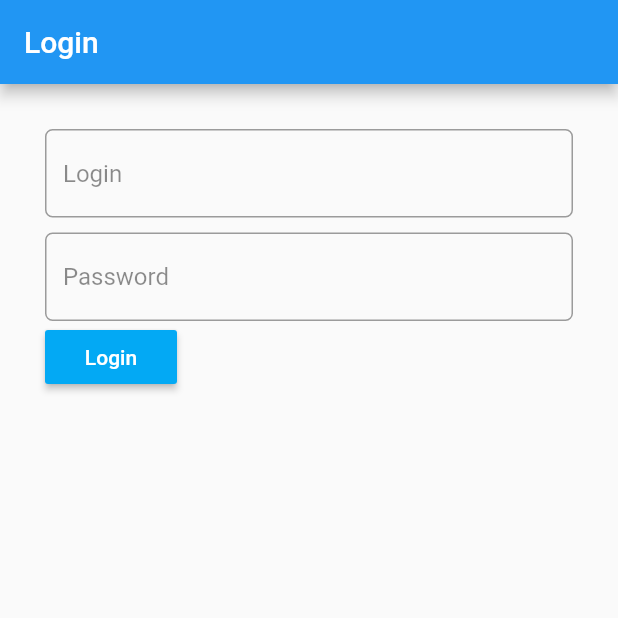
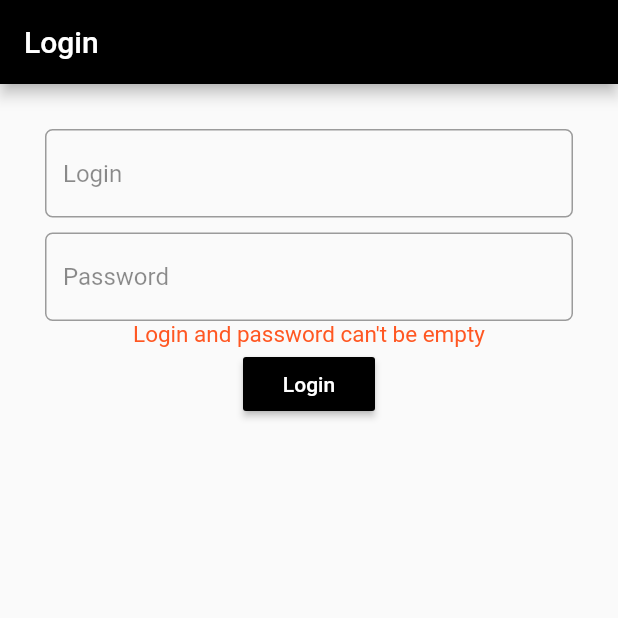
Before and after one commit to Since55/datawiz-test, a Flutter app: the screen it shows after launch, after a tap on "Login", on a phone screen of 412 x 824 dp, the top half of it. Run offline on Flutter 3.47's test engine with Material 2 defaults, Android fonts, the phone set to English and light mode, and no system bars; our stand-ins replace dio, image_picker; accounts and stored records are empty; network calls fail.

```diff
--- a/lib/models/showcase.dart
+++ b/lib/models/showcase.dart
@@ -9,10 +9,6 @@ class Showcase {
 
   Showcase({this.name, this.imageUrl, this.stand, this.planogram});
 
-  Showcase.map(dynamic obj) {
-    this.imageUrl = obj['image'];
-    this.name = obj['name'];
-  }
 
   Map<String, dynamic> toMap() {
     var map = new Map<String, dynamic>();
--- a/lib/pages/home_page.dart
+++ b/lib/pages/home_page.dart
@@ -40,13 +40,15 @@ class HomePageState extends State<HomePage> {
     return Card(
       child: InkWell(
         splashColor: Colors.grey,
-        onTap: (){Navigator.push(context,
+        onTap: (){
+          Navigator.push(context,
           MaterialPageRoute(
             builder: (context) => DetailPage(),
             settings: RouteSettings(
               arguments: _showcases[index],
             )
           ));
+          print('Stand ' + _showcases[index].stand.toString());
         },
         child: Column(
           children: <Widget>[
--- a/lib/pages/login_page.dart
+++ b/lib/pages/login_page.dart
@@ -15,19 +15,23 @@ class _LoginPageState extends State<LoginPage> {
 
   String _login,
          _password;
+
   User user;
 
+  var invalidData = Text('');
+
+  final loginFocus = FocusNode();
+  final passwordFocus = FocusNode(); // to change focus after submitting login
+  final lgButtonFocus = FocusNode();
 
   @override
   Widget build(BuildContext context) {
-    final _loginFocus = FocusNode();
-    final _passwordFocus = FocusNode(); // to change focus after submitting login
+
     LoginApi loginApi = new LoginApi();
     // Login input field
     final login = TextFormField(
-      focusNode: _loginFocus,
+      focusNode: loginFocus,
       keyboardType: TextInputType.emailAddress,
-      autofocus: false,
       decoration: InputDecoration(
           hintText: 'Login',
           hintStyle: TextStyle(
@@ -41,17 +45,20 @@ class _LoginPageState extends State<LoginPage> {
           )
       ),
       onChanged: (value){
+        setState(() {
           _login = value;
+          print('changed');
+        });
+//        _login = value;
         print(_login);
       },
       onFieldSubmitted: (term) {
-        _fieldFocusChange(context, _loginFocus, _passwordFocus);
+        _fieldFocusChange(context, loginFocus, passwordFocus);
       },
     );
 // Password input field
     final password = TextFormField(
-      focusNode: _passwordFocus,
-      autofocus: false,
+      focusNode: passwordFocus,
       obscureText: true, // to hide password
       decoration: InputDecoration(
           hintText: 'Password',
@@ -66,31 +73,40 @@ class _LoginPageState extends State<LoginPage> {
           )
       ),
       onChanged: (value){
+        setState(() {
           _password = value;
+        });
       },
       onFieldSubmitted: (value){
-        _passwordFocus.unfocus();
 
+        _fieldFocusChange(context, passwordFocus, lgButtonFocus);
       },
     );
 
-    var invalidData = Text('');
+
 
     final loginButton = RaisedButton(
-      color: Colors.lightBlue,
+      splashColor: Colors.white,
+      focusNode: lgButtonFocus,
+      color: Colors.black,
       textColor: Colors.white,
       child: Text('Login'),
       onPressed: (){
+        print('Logging in');
         _formKey.currentState.save();
         if(util.isNullEmpty(_login) || util.isNullEmpty(_password)) {
           print('empty');
+          setState(() {
+            invalidData = Text('Login and password can\'t be empty', style:
+              TextStyle(
+                fontSize: 15,
+                color: Colors.deepOrange
+              ),
+            );
+          });
+
         } else {
-          loginApi.login(_login, _password);
-          if(loginApi.isLoginSuccessful()) {
-            Navigator.pushNamed(context, '/home');
-          } else {
-            invalidData = Text('Invalid login or password');
-          }
+          loginApi.login(_login, _password, context);
         }
       },
     );
@@ -98,8 +114,11 @@ class _LoginPageState extends State<LoginPage> {
     return Scaffold(
       appBar: AppBar(
         title: Text('Login'),
+        backgroundColor: Colors.black,
       ),
       body:
+          ListView(
+            children: <Widget>[
               Padding(
                 padding: const EdgeInsets.all(30.0),
                 child: Form(
@@ -112,19 +131,16 @@ class _LoginPageState extends State<LoginPage> {
                         padding: const EdgeInsets.fromLTRB(0, 10, 0, 0),
                         child: password,
                       ),
-                  Row(
-                    children: <Widget>[
+                      invalidData,
                       loginButton,
-                      invalidData
-                    ],
-                  )
                     ],
                   ),
                 ),
 
 
               )
-
+            ],
+          )
       );
 
 
--- a/lib/util.dart
+++ b/lib/util.dart
@@ -1,3 +1,4 @@
+import 'package:dio/dio.dart';
 import 'package:http/http.dart' as http;
 import 'dart:async';
 import 'dart:convert';
@@ -25,7 +26,6 @@ class NetworkUtil {
   final JsonDecoder _decoder = new JsonDecoder();
 
 //  Get request
-//  TODO: delete me
   Future<dynamic> get(String url, {headers}) {
     return http.get(url, headers: headers).then((http.Response response) {
       final String res = response.body;
```
Also changed, not shown: lib/api.dart (+72 -16 lines), lib/main.dart (+1 -7 lines), lib/models/report.dart (added, +26 -0 lines), lib/modules/report_tile.dart (added, +133 -0 lines), lib/pages/detail_page.dart (+16 -3 lines), lib/pages/send_report_page.dart (+50 -14 lines), 1 other file. Lines whose indentation alone changed are shown as unchanged.
